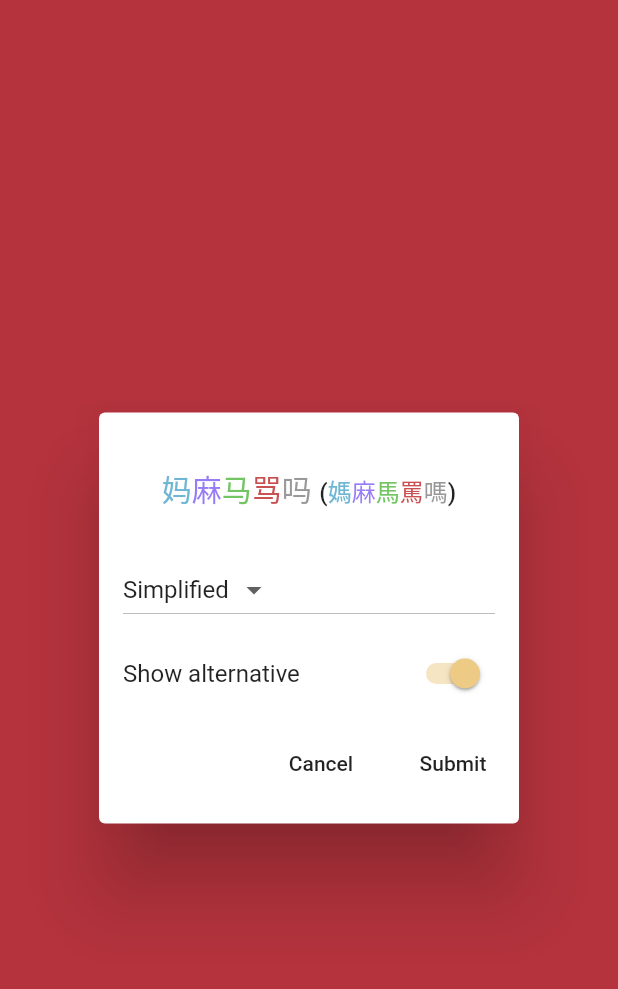
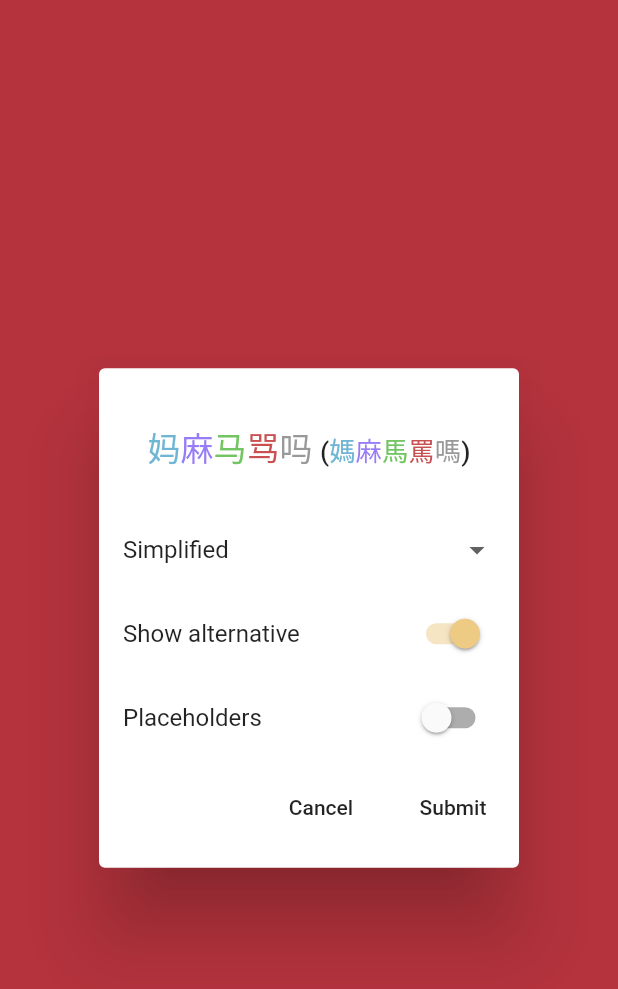
Before and after one commit to Mr-Pepe/pengyou-flutter, a Flutter app: the HeadwordFormattingDialog widget shown alone on an empty page, opened directly, after a tap on "Show alternative", on a phone screen of 412 x 824 dp. Shown: the top 989 px of the screen. Run offline on Flutter 3.47's test engine with Material 2 defaults, Android fonts, the phone set to English and light mode, and no system bars; our stand-ins replace shared_preferences, sqflite; accounts and stored records are empty.

Commit message:
Add option for replacing same characters with a placeholder

```diff
--- a/lib/ui/settings/generalAppearanceSettings.dart
+++ b/lib/ui/settings/generalAppearanceSettings.dart
@@ -5,6 +5,7 @@ import 'package:pengyou/models/entry.dart';
 import 'package:pengyou/utils/appPreferences.dart';
 import 'package:pengyou/utils/enumsAndConstants.dart';
 import 'package:pengyou/utils/formatting.dart';
+import 'package:pengyou/values/dimensions.dart';
 import 'package:pengyou/values/strings.dart';
 import 'package:provider/provider.dart';
 
@@ -93,13 +94,14 @@ class _HeadwordFormattingDialogState extends State<HeadwordFormattingDialog> {
           padding: const EdgeInsets.symmetric(vertical: 12),
           child: Center(
               child: Text.rich(formatHeadword(entry, chineseMode, toneColors,
-                  mainFontSize: 20,
+                  mainFontSize: entryCardHeadwordFontSize,
                   alternativeDashed: alternativeDashed,
                   alternativeScalingFactor: alternativeScalingFactor))),
         ),
         children: <Widget>[
           ListTile(
-            title: DropdownButton(
+            title: DropdownButtonHideUnderline(
+              child: DropdownButton(
                 items: [
                   DropdownMenuItem(
                     child: Text(AppStrings.simplified),
@@ -133,6 +135,7 @@ class _HeadwordFormattingDialogState extends State<HeadwordFormattingDialog> {
                 },
               ),
             ),
+          ),
           SwitchListTile(
             title: Text(AppStrings.showAlternative),
             value: (chineseMode == ChineseMode.simplifiedTraditional ||
@@ -141,6 +144,8 @@ class _HeadwordFormattingDialogState extends State<HeadwordFormattingDialog> {
                 : false,
             onChanged: (val) {
               setState(() {
+                showAlternative = val;
+
                 if (val == true) {
                   chineseMode = chineseMode == ChineseMode.simplified
                       ? ChineseMode.simplifiedTraditional
@@ -153,9 +158,27 @@ class _HeadwordFormattingDialogState extends State<HeadwordFormattingDialog> {
               });
             },
           ),
+          if (showAlternative)
+            SwitchListTile(
+                title: Text(AppStrings.usePlaceholders),
+                value: alternativeDashed ? true : false,
+                onChanged: (val) {
+                  setState(() {
+                    alternativeDashed = val;
+                  });
+                })
+          else
+            // Omit the onChanged callback to deactivate the switch
+            SwitchListTile(
+              title: Text(AppStrings.usePlaceholders),
+              value: alternativeDashed ? true : false,
+              onChanged: null,
+            ),
           Padding(
             padding: const EdgeInsets.only(top: 8),
-            child: Row(mainAxisAlignment: MainAxisAlignment.end, children: <Widget>[
+            child: Row(
+                mainAxisAlignment: MainAxisAlignment.end,
+                children: <Widget>[
                   MaterialButton(
                     elevation: 5,
                     child: Text(AppStrings.cancel),
@@ -167,6 +190,9 @@ class _HeadwordFormattingDialogState extends State<HeadwordFormattingDialog> {
                     elevation: 5,
                     child: Text(AppStrings.submit),
                     onPressed: () {
+                      prefs.setChineseMode(chineseMode);
+                      prefs.setAlternativeDashed(alternativeDashed);
+                      prefs.setAlternativeHeadwordScalingFactor(alternativeScalingFactor);
                       Navigator.pop(context);
                     },
                   ),
--- a/lib/values/strings.dart
+++ b/lib/values/strings.dart
@@ -13,6 +13,7 @@ class AppStrings {
       static const String simplified = "Simplified";
       static const String traditional = "Traditional";
       static const String showAlternative = "Show alternative";
+      static const String usePlaceholders = "Placeholders";
     static const String intonationMode = "Intonation";
       static const String pinyinMarks = "Pinyin with marks";
       static const String pinyinNumbers = "Pinyin with numbers";
```
Lines whose indentation alone changed are shown as unchanged.
